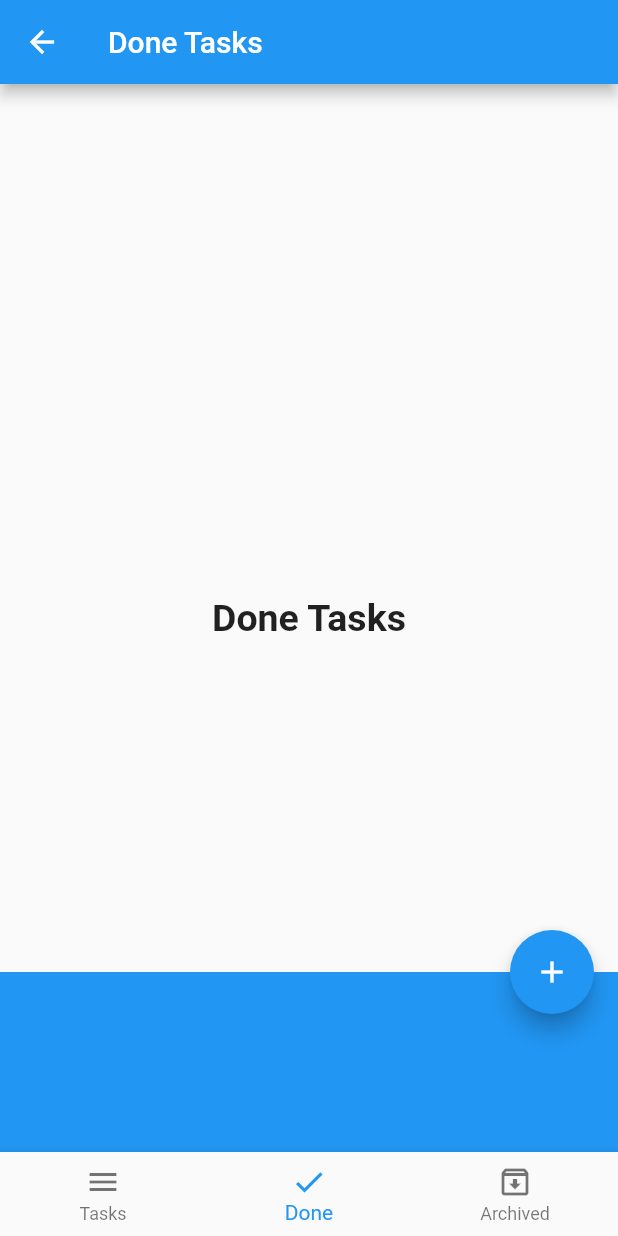
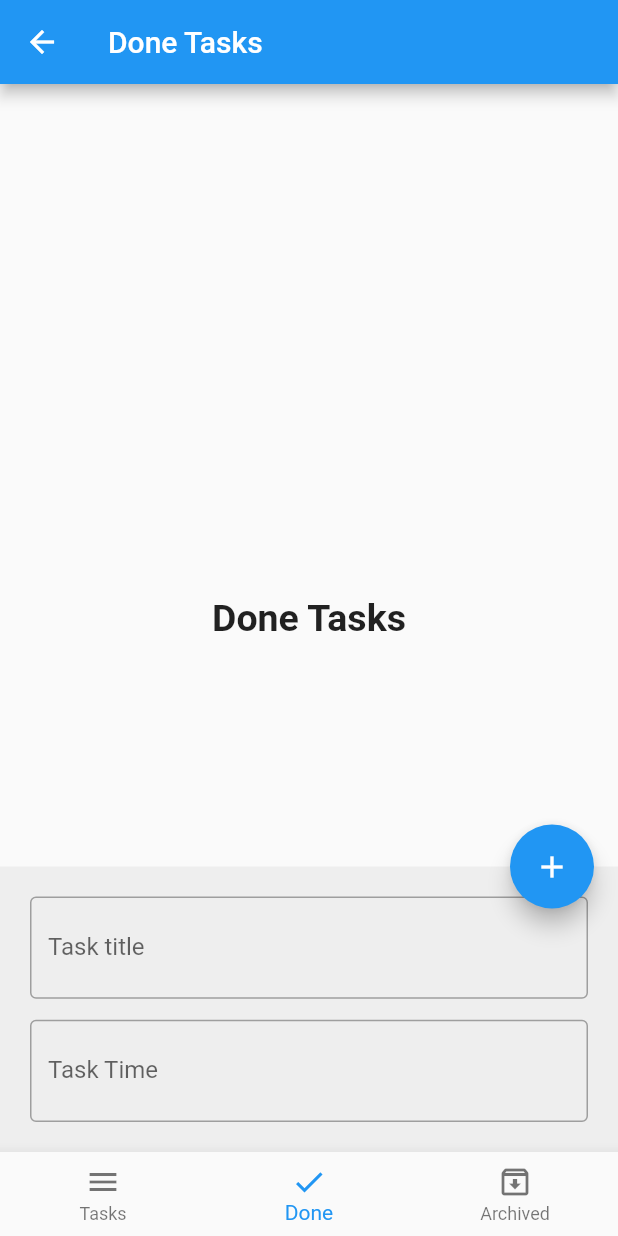
Before and after one commit to jabirelamean/todo_app1, a Flutter app: the screen it shows after launch, item 2 of the bottom bar chosen, after a tap on the "edit" icon, on a phone screen of 412 x 824 dp. Run offline on Flutter 3.47's test engine with Material 2 defaults, Android fonts, the phone set to English and light mode, and no system bars; our stand-ins replace sqflite; accounts and stored records are empty.

Commit message:
setting a time picker

```diff
--- a/lib/layouts/home_layout.dart
+++ b/lib/layouts/home_layout.dart
@@ -36,6 +36,8 @@ class _HomeLayoutState extends State<HomeLayout> {
   Database? database;
   var scaffoldKey = GlobalKey<ScaffoldState>();
   bool isBottomSheetOpen = false;
+  var titleController = TextEditingController();
+  var timeController = TextEditingController();
 
   @override
   void initState() {
@@ -54,74 +56,126 @@ class _HomeLayoutState extends State<HomeLayout> {
       floatingActionButton: FloatingActionButton(
         onPressed: () {
           setState(() {
-            if(isBottomSheetOpen) {
+            if (isBottomSheetOpen) {
               Navigator.pop(context);
               isBottomSheetOpen = false;
             } else {
               scaffoldKey.currentState?.showBottomSheet((context) => Container(
-                width: double.infinity,
-                height: 120,
-                color: Colors.blue,
+                    color: Colors.grey[200],
+                    padding: EdgeInsets.all(20),
+                    child: Column(
+                      mainAxisSize: MainAxisSize.min,
+                      children: [
+                        //title textField
+                        TextFormField(
+                          controller: titleController,
+                          keyboardType: TextInputType.text,
+                          validator: (value) {
+                            if (value == null) {
+                              return 'title must not be empty';
+                            }
+                            return null;
+                          },
+                          decoration: InputDecoration(
+                            label: Text('Task title'),
+                            prefix: Icon(
+                              Icons.title,
+                              color: Colors.grey,
+                            ),
+                            enabledBorder: new OutlineInputBorder(
+                                borderSide:
+                                    BorderSide(color: Colors.grey, width: 1.0)),
+                          ),
+                        ),
+                        SizedBox(
+                          height: 14,
+                        ),
+                        //time textField
+                        TextFormField(
+                          controller: timeController,
+                          keyboardType: TextInputType.datetime,
+                          onTap: () async{
+                            await showTimePicker (
+                              context: context,
+                              initialTime: TimeOfDay.now(),
+                            ).then((value) {
+                              if(value == null) {
+                                return null;
+                              } else {
+                                timeController.text = value.format(context);
+                              }
+                            });
+                          },
+                          validator: (value) {
+                            if (value == null) {
+                              return 'time must not be empty';
+                            }
+                            return null;
+                          },
+                          decoration: InputDecoration(
+                            label: Text('Task Time'),
+                            prefix: Icon(
+                              Icons.watch_later_outlined,
+                              color: Colors.grey,
+                            ),
+                            enabledBorder: new OutlineInputBorder(
+                                borderSide:
+                                    BorderSide(color: Colors.grey, width: 1.0)),
+                          ),
+                        ),
+                      ],
+                    ),
                   ));
               isBottomSheetOpen = true;
             }
           });
-
         },
-        child: Icon(isBottomSheetOpen?Icons.add:Icons.edit),
+        child: Icon(isBottomSheetOpen ? Icons.add : Icons.edit),
       ),
       bottomNavigationBar: BottomNavigationBar(
         type: BottomNavigationBarType.fixed,
         currentIndex: selectedIndex,
-        onTap: (index){
+        onTap: (index) {
           setState(() {
             selectedIndex = index;
           });
         },
         items: [
+          BottomNavigationBarItem(label: 'Tasks', icon: Icon(Icons.menu)),
+          BottomNavigationBarItem(label: 'Done', icon: Icon(Icons.check)),
           BottomNavigationBarItem(
-            label: 'Tasks',
-            icon: Icon(Icons.menu)
-          ),
-          BottomNavigationBarItem(
-            label: 'Done',
-              icon: Icon(Icons.check)
-          ),
-          BottomNavigationBarItem(
-            label: 'Archived',
-              icon: Icon(Icons.archive_outlined)
-          ),
+              label: 'Archived', icon: Icon(Icons.archive_outlined)),
         ],
       ),
     );
   }
 
-  void createDatabase() async{
-    database = await openDatabase(
-      'todo.db',
-      version: 1,
-      onCreate: (database, version){
+  void createDatabase() async {
+    database = await openDatabase('todo.db', version: 1,
+        onCreate: (database, version) {
       print('db created');
       //creating the table id,title,date, time, status
-        database.execute(
-          'CREATE TABLE tasks (id INTEGER PRIMARY KEY, title TEXT, date TEXT, time TEXT, status TEXT)'
-        ).then((value){
+      database
+          .execute(
+              'CREATE TABLE tasks (id INTEGER PRIMARY KEY, title TEXT, date TEXT, time TEXT, status TEXT)')
+          .then((value) {
         print('table created');
-        }).catchError((error){
+      }).catchError((error) {
         print('Error while creating table ${error.toString()}');
       });
-      },
-      onOpen: (database){
+    }, onOpen: (database) {
       print('db opened');
-      }
-    );
+    });
   }
 
-  void insertToDatabase(){
-    database?.transaction((txn) async{
-      txn.rawInsert('INSERT INTO tasks(title, date, time, status) VALUES("first task", "03322", "123", "new")').then((value) {
+  void insertToDatabase() {
+    database?.transaction((txn) async {
+      txn
+          .rawInsert(
+              'INSERT INTO tasks(title, date, time, status) VALUES("first task", "03322", "123", "new")')
+          .then((value) {
         print('$value inserted succesfuly}');
-      }).catchError((error){
+      }).catchError((error) {
         print('Error while inserting new record ${error.toString()}');
       });
     });
--- /dev/null
+++ b/lib/widgets/default_textFormField.dart
@@ -0,0 +1 @@
+import 'package:flutter/material.dart';
```
Lines whose indentation alone changed are shown as unchanged.
